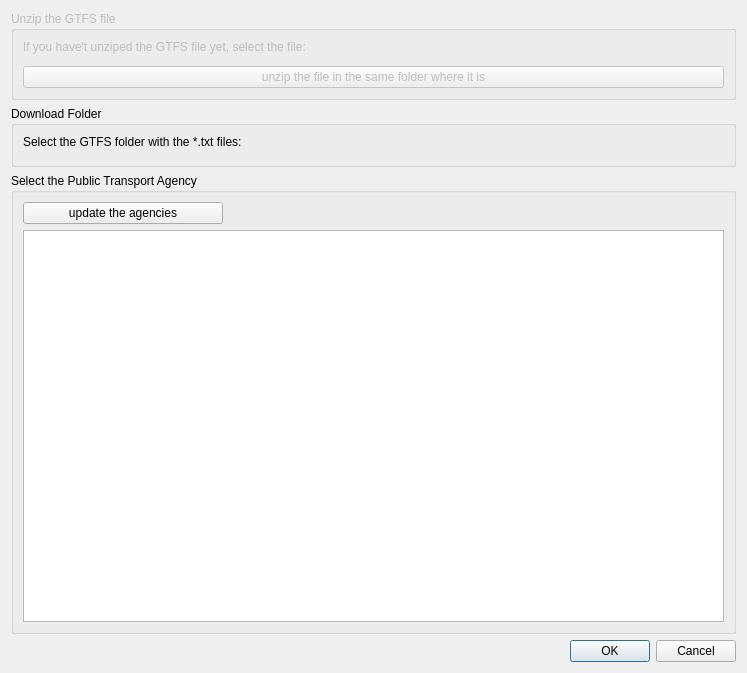
Before: the Qt Designer form GTFSagency_selection_dialog_base.ui in skagejj/gtfsagency_selection, drawn with Qt 5.
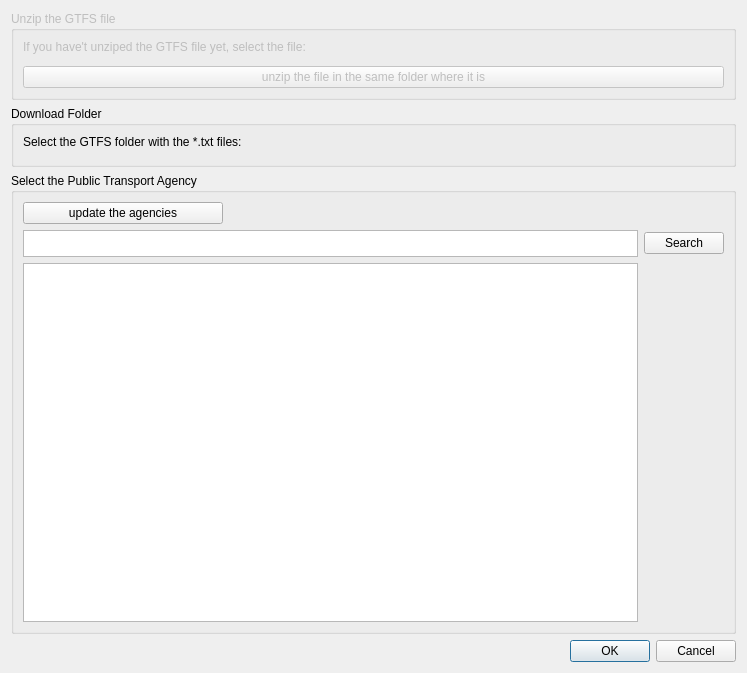
After: the same form once the commit is applied. Custom widgets are drawn as their Qt base class.

Commit message: search bar of agency added

```diff
--- a/GTFSagency_selection_dialog_base.ui
+++ b/GTFSagency_selection_dialog_base.ui
@@ -19,8 +19,21 @@
      <property name="title">
       <string>Select the Public Transport Agency</string>
      </property>
-     <layout class="QVBoxLayout" name="verticalLayout_3">
-      <item>
+     <layout class="QGridLayout" name="gridLayout_2">
+      <item row="2" column="0">
+       <widget class="QListWidget" name="listAgenciesWidget">
+        <property name="editTriggers">
+         <set>QAbstractItemView::NoEditTriggers</set>
+        </property>
+        <property name="selectionMode">
+         <enum>QAbstractItemView::MultiSelection</enum>
+        </property>
+        <property name="selectionBehavior">
+         <enum>QAbstractItemView::SelectItems</enum>
+        </property>
+       </widget>
+      </item>
+      <item row="0" column="0">
        <widget class="QPushButton" name="updateAgenciesButton">
         <property name="maximumSize">
          <size>
@@ -33,10 +46,23 @@
         </property>
        </widget>
       </item>
-      <item>
-       <widget class="QListWidget" name="listAgenciesWidget">
-        <property name="selectionMode">
-         <enum>QAbstractItemView::MultiSelection</enum>
+      <item row="1" column="2">
+       <widget class="QPushButton" name="searchButton">
+        <property name="text">
+         <string>Search</string>
+        </property>
+       </widget>
+      </item>
+      <item row="1" column="0">
+       <widget class="QTextEdit" name="textEdit">
+        <property name="maximumSize">
+         <size>
+          <width>16777215</width>
+          <height>27</height>
+         </size>
+        </property>
+        <property name="autoFillBackground">
+         <bool>false</bool>
         </property>
        </widget>
       </item>
```
The commit also changes 2 other files.
